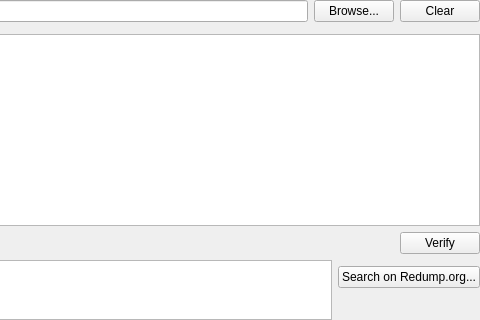
Above: app/src/main/cpp/pcsx2/pcsx2-qt/Settings/GameSummaryWidget.ui from Solven190/EmuCoreX before the change; both pictures show x 220 to 700 and y 280 to 600 of the 700 by 600 pixel window. Below: the same form after it.
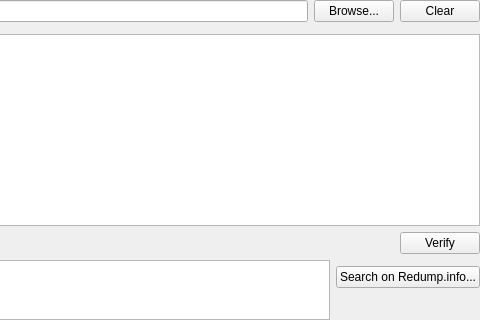
That is the form after the change. Icons and pictures are not drawn.

Diff of the .ui file:
```diff
--- a/app/src/main/cpp/pcsx2/pcsx2-qt/Settings/GameSummaryWidget.ui
+++ b/app/src/main/cpp/pcsx2/pcsx2-qt/Settings/GameSummaryWidget.ui
@@ -552,7 +552,7 @@
           <bool>false</bool>
          </property>
          <property name="text">
-          <string>Search on Redump.org...</string>
+          <string>Search on Redump.info...</string>
          </property>
         </widget>
        </item>
```
